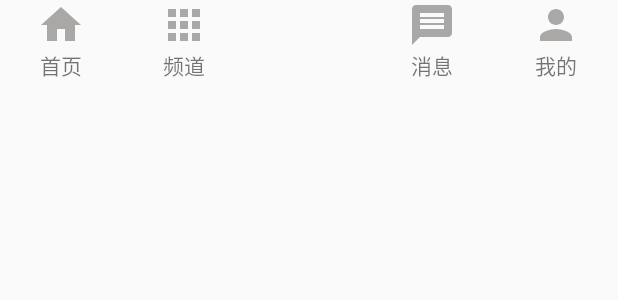
After one commit to zeroRains/SharePhoto, an Android app: the layout botton_layout.xml on its own in the app's theme, with its tools: preview values and no code run, on a phone screen of 412 x 824 dp. The commit adds this screen. Shown: the top 300 px of the screen. Run offline under Robolectric (Android 15) with nearby library versions, the phone set to English and light mode, and no system bars.

Commit message:
toolbar finished

```diff
--- /dev/null
+++ b/android/app/src/main/res/drawable/channel.xml
@@ -0,0 +1,5 @@
+<vector android:height="24dp" android:tint="#48AE89"
+    android:viewportHeight="24" android:viewportWidth="24"
+    android:width="24dp" xmlns:android="http://schemas.android.com/apk/res/android">
+    <path android:fillColor="@android:color/white" android:pathData="M20,2L4,2c-1.1,0 -1.99,0.9 -1.99,2L2,22l4,-4h14c1.1,0 2,-0.9 2,-2L22,4c0,-1.1 -0.9,-2 -2,-2zM18,14L6,14v-2h12v2zM18,11L6,11L6,9h12v2zM18,8L6,8L6,6h12v2z"/>
+</vector>
--- /dev/null
+++ b/android/app/src/main/res/drawable/home.xml
@@ -0,0 +1,5 @@
+<vector android:height="24dp" android:tint="#AAA7A7"
+    android:viewportHeight="24" android:viewportWidth="24"
+    android:width="24dp" xmlns:android="http://schemas.android.com/apk/res/android">
+    <path android:fillColor="@android:color/white" android:pathData="M10,20v-6h4v6h5v-8h3L12,3 2,12h3v8z"/>
+</vector>
--- /dev/null
+++ b/android/app/src/main/res/drawable/home_selected.xml
@@ -0,0 +1,5 @@
+<vector android:height="24dp" android:tint="#4EAE89"
+    android:viewportHeight="24" android:viewportWidth="24"
+    android:width="24dp" xmlns:android="http://schemas.android.com/apk/res/android">
+    <path android:fillColor="@android:color/white" android:pathData="M10,20v-6h4v6h5v-8h3L12,3 2,12h3v8z"/>
+</vector>
--- /dev/null
+++ b/android/app/src/main/res/drawable/ic_baseline_add_24.xml
@@ -0,0 +1,5 @@
+<vector android:height="50dp" android:tint="#FFFFFF"
+    android:viewportHeight="24" android:viewportWidth="24"
+    android:width="50dp" xmlns:android="http://schemas.android.com/apk/res/android">
+    <path android:fillColor="@android:color/white" android:pathData="M19,13h-6v6h-2v-6H5v-2h6V5h2v6h6v2z"/>
+</vector>
--- /dev/null
+++ b/android/app/src/main/res/drawable/message.xml
@@ -0,0 +1,5 @@
+<vector android:height="24dp" android:tint="#AAA7A7"
+    android:viewportHeight="24" android:viewportWidth="24"
+    android:width="24dp" xmlns:android="http://schemas.android.com/apk/res/android">
+    <path android:fillColor="@android:color/white" android:pathData="M4,8h4L8,4L4,4v4zM10,20h4v-4h-4v4zM4,20h4v-4L4,16v4zM4,14h4v-4L4,10v4zM10,14h4v-4h-4v4zM16,4v4h4L20,4h-4zM10,8h4L14,4h-4v4zM16,14h4v-4h-4v4zM16,20h4v-4h-4v4z"/>
+</vector>
--- /dev/null
+++ b/android/app/src/main/res/drawable/message_selected.xml
@@ -0,0 +1,5 @@
+<vector android:height="24dp" android:tint="#4EAE89"
+    android:viewportHeight="24" android:viewportWidth="24"
+    android:width="24dp" xmlns:android="http://schemas.android.com/apk/res/android">
+    <path android:fillColor="@android:color/white" android:pathData="M4,8h4L8,4L4,4v4zM10,20h4v-4h-4v4zM4,20h4v-4L4,16v4zM4,14h4v-4L4,10v4zM10,14h4v-4h-4v4zM16,4v4h4L20,4h-4zM10,8h4L14,4h-4v4zM16,14h4v-4h-4v4zM16,20h4v-4h-4v4z"/>
+</vector>
--- /dev/null
+++ b/android/app/src/main/res/drawable/profile.xml
@@ -0,0 +1,5 @@
+<vector android:height="24dp" android:tint="#48AE89"
+    android:viewportHeight="24" android:viewportWidth="24"
+    android:width="24dp" xmlns:android="http://schemas.android.com/apk/res/android">
+    <path android:fillColor="@android:color/white" android:pathData="M12,12c2.21,0 4,-1.79 4,-4s-1.79,-4 -4,-4 -4,1.79 -4,4 1.79,4 4,4zM12,14c-2.67,0 -8,1.34 -8,4v2h16v-2c0,-2.66 -5.33,-4 -8,-4z"/>
+</vector>
--- /dev/null
+++ b/android/app/src/main/res/drawable/tab_channle.xml
@@ -0,0 +1,5 @@
+<?xml version="1.0" encoding="utf-8"?>
+<selector xmlns:android="http://schemas.android.com/apk/res/android">
+    <item android:drawable="@drawable/message_selected" android:state_selected="true"/>
+    <item android:drawable="@drawable/message"/>
+</selector>
--- /dev/null
+++ b/android/app/src/main/res/drawable/tab_home.xml
@@ -0,0 +1,5 @@
+<?xml version="1.0" encoding="utf-8"?>
+<selector xmlns:android="http://schemas.android.com/apk/res/android">
+    <item android:drawable="@drawable/home_selected" android:state_selected="true"/>
+    <item android:drawable="@drawable/home"/>
+</selector>
--- /dev/null
+++ b/android/app/src/main/res/drawable/tab_message.xml
@@ -0,0 +1,5 @@
+<?xml version="1.0" encoding="utf-8"?>
+<selector xmlns:android="http://schemas.android.com/apk/res/android">
+    <item android:drawable="@drawable/channel" android:state_selected="true"/>
+    <item android:drawable="@drawable/un_channel"/>
+</selector>
--- /dev/null
+++ b/android/app/src/main/res/drawable/tab_profile.xml
@@ -0,0 +1,5 @@
+<?xml version="1.0" encoding="utf-8"?>
+<selector xmlns:android="http://schemas.android.com/apk/res/android">
+    <item android:drawable="@drawable/profile" android:state_selected="true"/>
+    <item android:drawable="@drawable/un_profile"/>
+</selector>
--- /dev/null
+++ b/android/app/src/main/res/drawable/un_channel.xml
@@ -0,0 +1,5 @@
+<vector android:height="24dp" android:tint="#AAA7A7"
+    android:viewportHeight="24" android:viewportWidth="24"
+    android:width="24dp" xmlns:android="http://schemas.android.com/apk/res/android">
+    <path android:fillColor="@android:color/white" android:pathData="M20,2L4,2c-1.1,0 -1.99,0.9 -1.99,2L2,22l4,-4h14c1.1,0 2,-0.9 2,-2L22,4c0,-1.1 -0.9,-2 -2,-2zM18,14L6,14v-2h12v2zM18,11L6,11L6,9h12v2zM18,8L6,8L6,6h12v2z"/>
+</vector>
--- /dev/null
+++ b/android/app/src/main/res/drawable/un_profile.xml
@@ -0,0 +1,5 @@
+<vector android:height="24dp" android:tint="#AAA7A7"
+    android:viewportHeight="24" android:viewportWidth="24"
+    android:width="24dp" xmlns:android="http://schemas.android.com/apk/res/android">
+    <path android:fillColor="@android:color/white" android:pathData="M12,12c2.21,0 4,-1.79 4,-4s-1.79,-4 -4,-4 -4,1.79 -4,4 1.79,4 4,4zM12,14c-2.67,0 -8,1.34 -8,4v2h16v-2c0,-2.66 -5.33,-4 -8,-4z"/>
+</vector>
--- a/android/app/src/main/res/layout/activity_login.xml
+++ b/android/app/src/main/res/layout/activity_login.xml
@@ -56,6 +56,7 @@
         android:layout_marginTop="50dp"
         android:layout_marginEnd="32dp"
         android:background="@drawable/rounded_background"
+        android:singleLine="true"
         android:hint="@string/main_email_hint"
         android:paddingLeft="16dp"
         app:layout_constraintEnd_toEndOf="parent"
@@ -82,9 +83,10 @@
         android:id="@+id/commit"
         android:layout_width="match_parent"
         android:layout_height="44dp"
-        android:layout_marginStart="80dp"
+        android:layout_marginStart="32dp"
         android:layout_marginTop="40dp"
-        android:layout_marginEnd="80dp"
+        android:layout_marginEnd="32dp"
+        android:textSize="20sp"
         android:background="@drawable/check"
         android:text="@string/login"
         android:paddingLeft="16dp"
--- /dev/null
+++ b/android/app/src/main/res/layout/botton_layout.xml
@@ -0,0 +1,118 @@
+<?xml version="1.0" encoding="utf-8"?>
+
+<LinearLayout xmlns:android="http://schemas.android.com/apk/res/android"
+    android:layout_width="match_parent"
+    android:layout_height="55dp"
+    android:orientation="horizontal">
+
+    <LinearLayout
+        android:id="@+id/tab_home"
+        android:layout_width="0dp"
+        android:layout_height="match_parent"
+        android:layout_gravity="center"
+        android:layout_weight="1"
+        android:gravity="center"
+        android:orientation="vertical">
+
+        <ImageView
+            android:id="@+id/tab_iv_home"
+            android:layout_width="32dp"
+            android:layout_height="32dp"
+            android:background="@drawable/tab_home">
+
+        </ImageView>
+
+        <TextView
+            android:id="@+id/text_home"
+            android:layout_width="32dp"
+            android:layout_height="wrap_content"
+            android:gravity="center"
+            android:text="首页" />
+    </LinearLayout>
+
+    <LinearLayout
+        android:id="@+id/tab_channel"
+        android:layout_width="0dp"
+        android:layout_height="match_parent"
+        android:layout_gravity="center"
+        android:layout_weight="1"
+        android:gravity="center"
+        android:orientation="vertical">
+
+        <ImageView
+            android:id="@+id/tab_iv_channel"
+            android:layout_width="32dp"
+            android:layout_height="32dp"
+            android:background="@drawable/tab_channle">
+
+        </ImageView>
+
+        <TextView
+            android:id="@+id/text_channel"
+            android:layout_width="48dp"
+            android:layout_height="wrap_content"
+            android:gravity="center"
+            android:text="频道" />
+    </LinearLayout>
+
+    <LinearLayout
+        android:id="@+id/tab_none"
+        android:layout_width="0dp"
+        android:layout_height="match_parent"
+        android:layout_gravity="center"
+        android:layout_weight="1"
+        android:gravity="center"
+        android:orientation="vertical">
+
+    </LinearLayout>
+
+    <LinearLayout
+        android:id="@+id/tab_message"
+        android:layout_width="0dp"
+        android:layout_height="match_parent"
+        android:layout_gravity="center"
+        android:layout_weight="1"
+        android:gravity="center"
+        android:orientation="vertical">
+
+        <ImageView
+            android:id="@+id/tab_iv_message"
+            android:layout_width="32dp"
+            android:layout_height="32dp"
+            android:background="@drawable/tab_message">
+
+        </ImageView>
+
+        <TextView
+            android:id="@+id/text_message"
+            android:layout_width="32dp"
+            android:layout_height="wrap_content"
+            android:gravity="center"
+            android:text="消息" />
+    </LinearLayout>
+
+    <LinearLayout
+        android:id="@+id/tab_profile"
+        android:layout_width="0dp"
+        android:layout_height="match_parent"
+        android:layout_gravity="center"
+        android:layout_weight="1"
+        android:gravity="center"
+        android:orientation="vertical">
+
+        <ImageView
+            android:id="@+id/tab_iv_profile"
+            android:layout_width="32dp"
+            android:layout_height="32dp"
+            android:background="@drawable/tab_profile">
+
+        </ImageView>
+
+        <TextView
+            android:id="@+id/text_profile"
+            android:layout_width="32dp"
+            android:layout_height="wrap_content"
+            android:gravity="center"
+            android:text="我的" />
+    </LinearLayout>
+</LinearLayout>
--- a/android/app/src/main/res/values/colors.xml
+++ b/android/app/src/main/res/values/colors.xml
@@ -8,4 +8,5 @@
     <color name="black">#4CAF50</color>
     <color name="white">#FFFFFFFF</color>
     <color name="primary">#48ae89</color>
+    <color name="gray">#D7D7D7</color>
 </resources>
--- a/android/app/src/main/res/values/themes.xml
+++ b/android/app/src/main/res/values/themes.xml
@@ -1,6 +1,6 @@
 <resources xmlns:tools="http://schemas.android.com/tools">
     <!-- Base application theme. -->
-    <style name="Theme.SharePhoto" parent="Theme.MaterialComponents.DayNight.NoActionBar.Bridge">
+    <style name="Theme.SharePhoto" parent="Theme.AppCompat.Light.NoActionBar">
         <!-- Primary brand color. -->
         <item name="colorPrimary">@color/purple_500</item>
         <item name="colorPrimaryVariant">@color/purple_700</item>
```
Also changed, not shown: android/app/src/main/java/com/example/sharephoto/MainActivity.java (+62 -9 lines), android/app/src/main/res/layout/activity_main.xml (+32 -4 lines), 1 other file.
